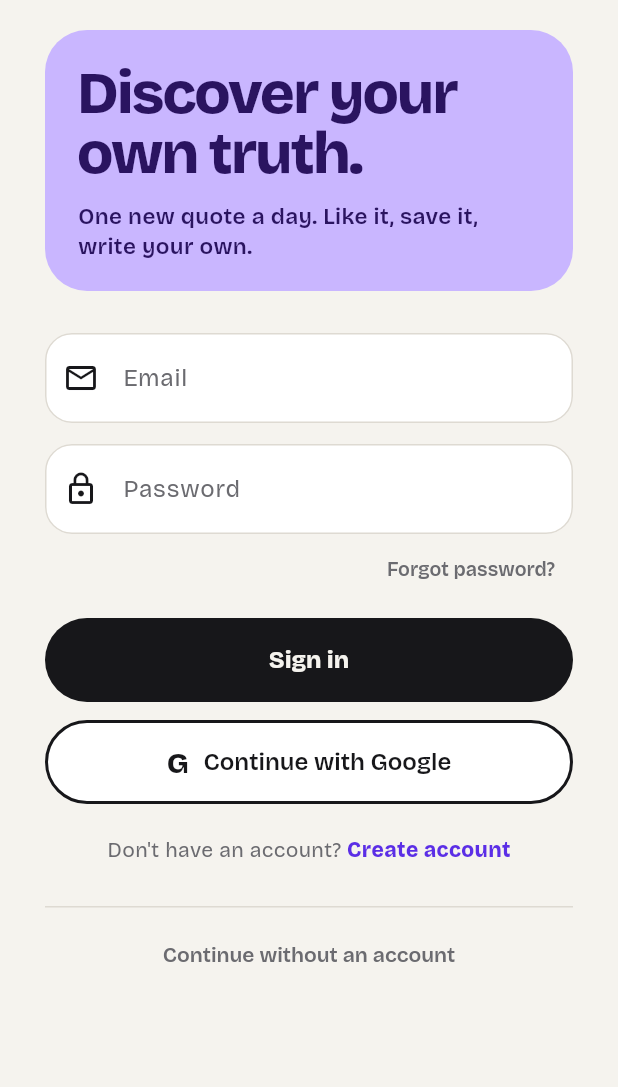
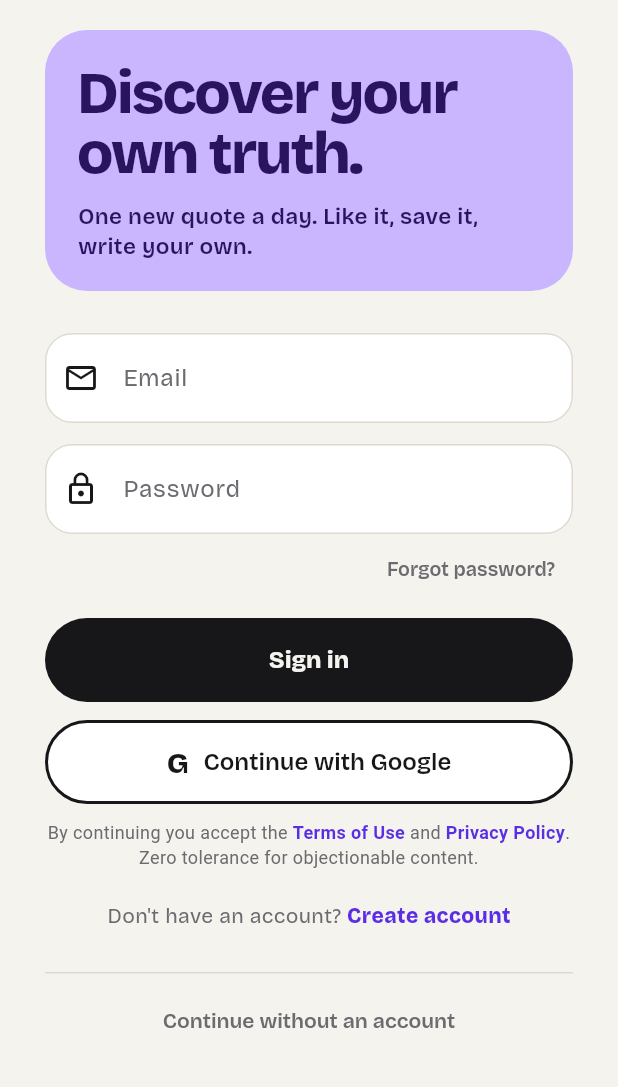
Before and after one commit to BakiBacaci/memento, a Flutter app: the screen it shows after launch, on a phone screen of 412 x 824 dp, the part 126-1213 px from its top. Run offline on Flutter 3.47's test engine with Material 3 defaults, Android fonts, the phone set to English and light mode, and no system bars; our stand-ins replace cloud_firestore, firebase_auth, firebase_core, flutter_card_swiper, flutter_local_notifications, flutter_timezone and 5 more; missing offline and left inert: firebase_app_check, home_widget; accounts and stored records are empty.

Commit message:
App Store 1.2: uygunsuz içerik filtresi, sosyal girişte koşul onayı
Co-Authored-By: Claude Opus 5.5 <noreply@anthropic.com>

```diff
--- a/lib/l10n/strings.dart
+++ b/lib/l10n/strings.dart
@@ -228,6 +228,9 @@ class L {
 
     // --- Hesap & yasal ---
     'err_accept_terms': 'Devam etmek için koşulları kabul etmelisin.',
+    'content_blocked': 'Bu söz uygunsuz ifadeler içeriyor. Lütfen düzenle.',
+    'social_terms_prefix': 'Devam ederek ',
+    'social_terms_suffix': "'nı kabul etmiş olursun. Uygunsuz içeriğe sıfır tolerans.",
     'terms_prefix': '',
     'terms_of_use': 'Kullanım Koşulları',
     'terms_and': ' ve ',
@@ -472,6 +475,9 @@ class L {
 
     // --- Account & legal ---
     'err_accept_terms': 'Please accept the terms to continue.',
+    'content_blocked': 'This quote contains objectionable language. Please edit it.',
+    'social_terms_prefix': 'By continuing you accept the ',
+    'social_terms_suffix': '. Zero tolerance for objectionable content.',
     'terms_prefix': 'I have read and accept the ',
     'terms_of_use': 'Terms of Use',
     'terms_and': ' and ',
--- a/lib/pages/create_quote_page.dart
+++ b/lib/pages/create_quote_page.dart
@@ -7,6 +7,7 @@ import '../services/quote_service.dart';
 import '../services/settings_service.dart';
 import '../services/user_service.dart';
 import '../theme.dart';
+import '../utils/content_filter.dart';
 import '../widgets/celebration.dart';
 import '../widgets/chunky_button.dart';
 import '../widgets/common.dart';
@@ -92,6 +93,12 @@ class _CreateQuotePageState extends State<CreateQuotePage> {
     }
 
     final author = _own ? _me!.name : _author.text.trim();
+    if (ContentFilter.isObjectionable(text) ||
+        ContentFilter.isObjectionable(author)) {
+      ScaffoldMessenger.of(context).showSnackBar(
+          SnackBar(content: Text(context.t('content_blocked'))));
+      return;
+    }
     if (author.isEmpty) {
       ScaffoldMessenger.of(context).showSnackBar(
           SnackBar(content: Text(context.t('author_required'))));
--- a/lib/pages/login_page.dart
+++ b/lib/pages/login_page.dart
@@ -1,10 +1,12 @@
 import 'package:firebase_auth/firebase_auth.dart';
+import 'package:flutter/gestures.dart';
 import 'package:flutter/material.dart';
 
 import '../l10n/strings.dart';
 import '../services/account_service.dart';
 import '../services/settings_service.dart';
 import '../theme.dart';
+import '../utils/links.dart';
 import 'register_page.dart';
 
 class LoginPage extends StatefulWidget {
@@ -269,6 +271,32 @@ class _LoginPageState extends State<LoginPage>
                   const SizedBox(height: 12),
                 ],
                 _GoogleButton(onPressed: _loading ? null : _google),
+                const SizedBox(height: 10),
+                // Google/Apple ile girişte de koşullar kabul edilmiş olmalı
+                // (App Store Guideline 1.2: kullanıcı içeriği olan uygulamalar).
+                Text.rich(
+                  TextSpan(
+                    style: TextStyle(color: AppColors.textMuted, fontSize: 12, height: 1.4),
+                    children: [
+                      TextSpan(text: context.t('social_terms_prefix')),
+                      TextSpan(
+                        text: context.t('terms_of_use'),
+                        style: TextStyle(color: AppColors.gold, fontWeight: FontWeight.w600),
+                        recognizer: TapGestureRecognizer()
+                          ..onTap = () => AppLinks.open(AppLinks.terms(context.lang)),
+                      ),
+                      TextSpan(text: context.t('terms_and')),
+                      TextSpan(
+                        text: context.t('privacy_policy'),
+                        style: TextStyle(color: AppColors.gold, fontWeight: FontWeight.w600),
+                        recognizer: TapGestureRecognizer()
+                          ..onTap = () => AppLinks.open(AppLinks.privacy(context.lang)),
+                      ),
+                      TextSpan(text: context.t('social_terms_suffix')),
+                    ],
+                  ),
+                  textAlign: TextAlign.center,
+                ),
                 const SizedBox(height: 20),
                 Row(
                   mainAxisAlignment: MainAxisAlignment.center,
```
Also changed, not shown: lib/utils/content_filter.dart (added, +31 -0 lines), 1 other file.
